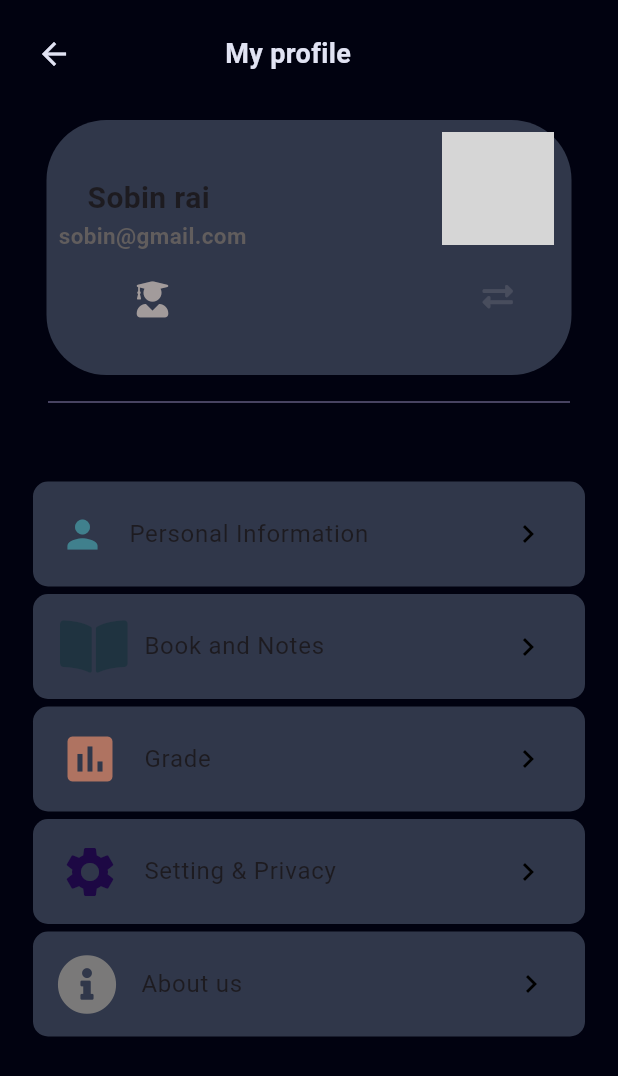
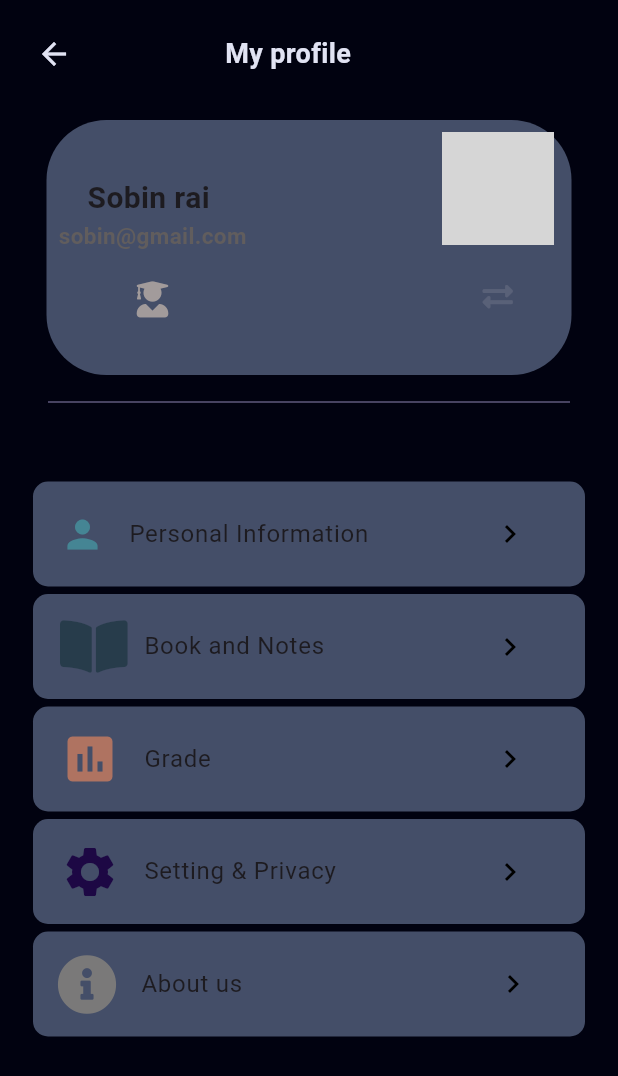
Before and after one commit to soorajydv/MindMorph, a Flutter app: the Acount screen opened directly, on a phone screen of 412 x 824 dp. Shown: the top 1076 px of the screen. Run offline on Flutter 3.47's test engine with Material 3 defaults, Android fonts, the phone set to English and light mode, and no system bars; our stand-ins replace easy_search_bar, font_awesome_flutter, get, lottie, velocity_x; network calls fail; grey boxes are pictures that could not be loaded.

Commit message:
profile section has been added

```diff
--- a/mobile-flutter/lib/const/color.dart
+++ b/mobile-flutter/lib/const/color.dart
@@ -8,4 +8,4 @@ const buttoncolor = Color.fromARGB(255, 12, 38, 107);
 const Redcolor = Color.fromARGB(255, 210, 3, 3);
 const boxcolor = Color.fromARGB(255, 81, 97, 124);
 const backgrounghilghtcolor = Color.fromARGB(255, 3, 13, 22);
-const listcolor = Color.fromARGB(255, 48, 55, 74);
+const listcolor = Color.fromARGB(255, 68, 78, 104);
--- a/mobile-flutter/lib/homescreen/profile.dart/account.dart
+++ b/mobile-flutter/lib/homescreen/profile.dart/account.dart
@@ -3,6 +3,7 @@ import 'package:font_awesome_flutter/font_awesome_flutter.dart';
 import 'package:get/get.dart';
 import 'package:morph/const/color.dart';
 import 'package:morph/homescreen/barnevigation.dart';
+import 'package:morph/homescreen/profile.dart/acountdetaildemo.dart';
 import 'package:velocity_x/velocity_x.dart';
 
 class Acount extends StatefulWidget {
@@ -39,13 +40,13 @@ class _AcountState extends State<Acount> {
                           )),
                       90.widthBox,
                       Align(
+                        alignment: Alignment.center,
                         child: "My profile"
                             .text
                             .color(FeatureColor)
                             .bold
                             .size(18)
                             .make(),
-                        alignment: Alignment.center,
                       ),
                     ],
                   ),
@@ -130,11 +131,11 @@ class _AcountState extends State<Acount> {
                   ),
                   35.heightBox,
                   ListView(
-                    padding: EdgeInsets.all(10),
+                    padding: const EdgeInsets.all(10),
                     shrinkWrap: true,
                     children: [
                       Container(
-                        padding: EdgeInsets.all(2),
+                        padding: const EdgeInsets.all(2),
                         height: 70,
                         width: 80,
                         decoration: BoxDecoration(
@@ -149,10 +150,15 @@ class _AcountState extends State<Acount> {
                             size: 30,
                           ),
                           title: Text('Personal Information'),
-                            trailing: Icon(
+                          trailing: IconButton(
+                              onPressed: () {
+                                Get.to(() => demopage());
+                              },
+                              icon: Icon(
                                 Icons.navigate_next,
                                 color: Colors.black,
                               )),
+                        ),
                       ),
                       5.heightBox,
                       Container(
@@ -165,21 +171,25 @@ class _AcountState extends State<Acount> {
                         ),
                         alignment: Alignment.center,
                         child: ListTile(
-                          leading: Icon(
+                          leading: const Icon(
                             FontAwesomeIcons.bookOpen,
                             color: Color.fromARGB(162, 22, 49, 58),
                             size: 40,
                           ),
-                          title: Text('Book and Notes'),
-                          trailing: Icon(
+                          title: const Text('Book and Notes'),
+                          trailing: IconButton(
+                              onPressed: () {
+                                Get.to(() => demopage());
+                              },
+                              icon: Icon(
                                 Icons.navigate_next,
                                 color: Colors.black,
-                          ),
+                              )),
                         ),
                       ),
                       5.heightBox,
                       Container(
-                        padding: EdgeInsets.all(2),
+                        padding: const EdgeInsets.all(2),
                         height: 70,
                         width: 80,
                         decoration: BoxDecoration(
@@ -194,15 +204,19 @@ class _AcountState extends State<Acount> {
                             size: 40,
                           ),
                           title: Text('Grade'),
-                          trailing: Icon(
+                          trailing: IconButton(
+                              onPressed: () {
+                                Get.to(() => demopage());
+                              },
+                              icon: Icon(
                                 Icons.navigate_next,
                                 color: Colors.black,
-                          ),
+                              )),
                         ),
                       ),
                       5.heightBox,
                       Container(
-                        padding: EdgeInsets.all(2),
+                        padding: const EdgeInsets.all(2),
                         height: 70,
                         width: 80,
                         decoration: BoxDecoration(
@@ -217,10 +231,14 @@ class _AcountState extends State<Acount> {
                             size: 40,
                           ),
                           title: Text('Setting & Privacy'),
-                          trailing: Icon(
+                          trailing: IconButton(
+                              onPressed: () {
+                                Get.to(() => demopage());
+                              },
+                              icon: Icon(
                                 Icons.navigate_next,
                                 color: Colors.black,
-                          ),
+                              )),
                         ),
                       ),
                       5.heightBox,
@@ -239,10 +257,15 @@ class _AcountState extends State<Acount> {
                             size: 40,
                           ),
                           title: Text('About us'),
-                          trailing: Icon(
-                            Icons.navigate_next_outlined,
+                          trailing: IconButton(
+                              onPressed: () {
+                                Get.to(() => demopage());
+                              },
+                              autofocus: true,
+                              icon: Icon(
+                                Icons.navigate_next,
                                 color: Colors.black,
-                          ),
+                              )),
                         ),
                       ),
                     ],
--- a/mobile-flutter/lib/main.dart
+++ b/mobile-flutter/lib/main.dart
@@ -1,6 +1,6 @@
 import 'package:flutter/material.dart';
 import 'package:get/get.dart';
-import 'package:morph/homescreen/barnevigation.dart';
+import 'package:morph/auth/splashscreen.dart';
 
 void main() {
   runApp(const MyApp());
@@ -19,7 +19,7 @@ class MyApp extends StatelessWidget {
         colorScheme: ColorScheme.fromSeed(seedColor: Colors.deepPurple),
         useMaterial3: true,
       ),
-      home: const Home(),
+      home: SplashScreen(),
     );
   }
 }
```
Also changed, not shown: mobile-flutter/lib/homescreen/profile.dart/acountdetaildemo.dart (added, +21 -0 lines). Lines whose indentation alone changed are shown as unchanged.
